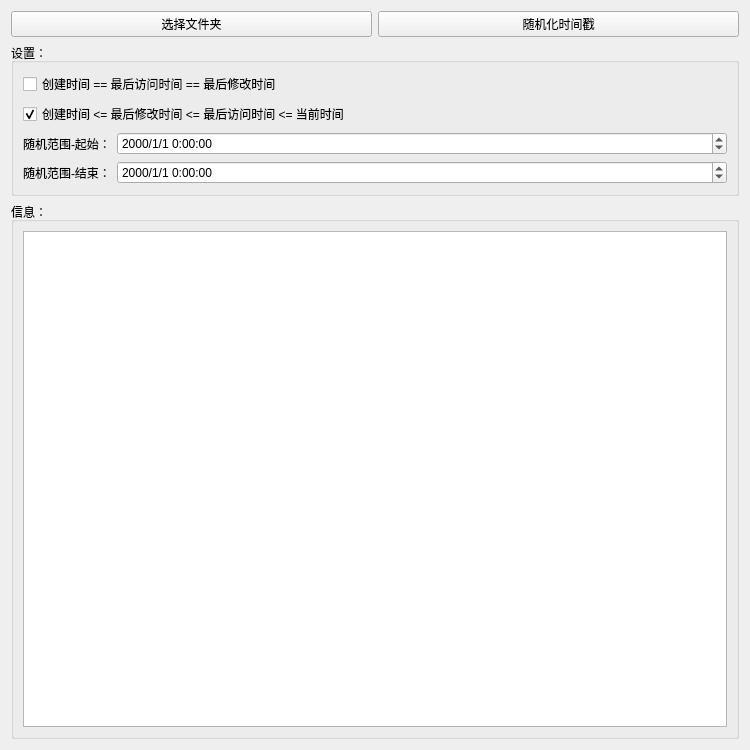
Old version of the form src/gui/resources/timestamp_randomizer.ui in the repository H1DDENADM1N/TimeStamp-Randomizer.
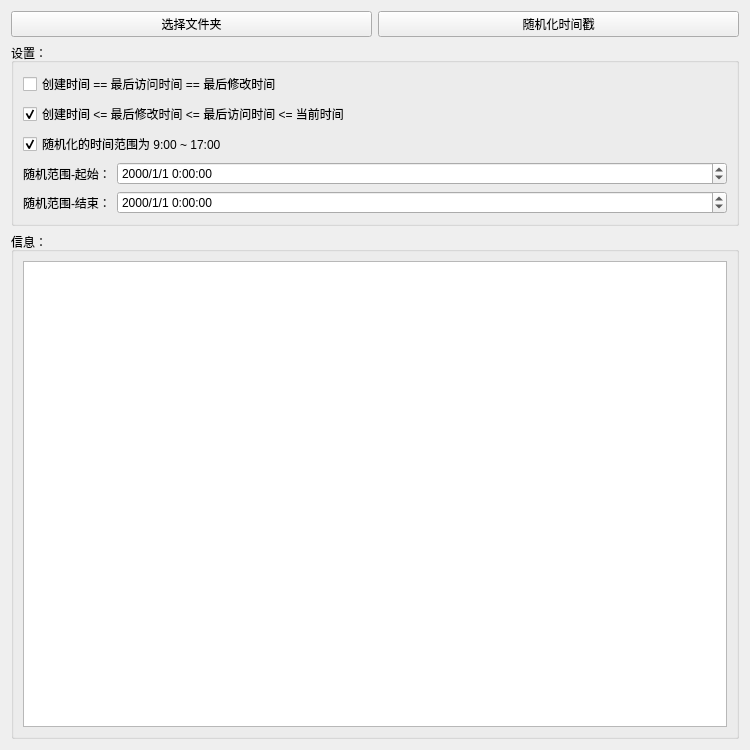
New version of the form. Custom widgets are drawn as their Qt base class.

Commit message: 新增 可选设置 随机化的时间范围为 9:00 ~ 17:00（朝九晚五，规律作息）

```diff
--- a/src/gui/resources/timestamp_randomizer.ui
+++ b/src/gui/resources/timestamp_randomizer.ui
@@ -67,6 +67,16 @@
         </property>
        </widget>
       </item>
+      <item>
+       <widget class="QCheckBox" name="checkBox_nine_to_five">
+        <property name="text">
+         <string>随机化的时间范围为 9:00 ~ 17:00</string>
+        </property>
+        <property name="checked">
+         <bool>true</bool>
+        </property>
+       </widget>
+      </item>
       <item>
        <layout class="QHBoxLayout" name="horizontalLayout_2">
         <item>
```
The commit also changes 16 other files.
